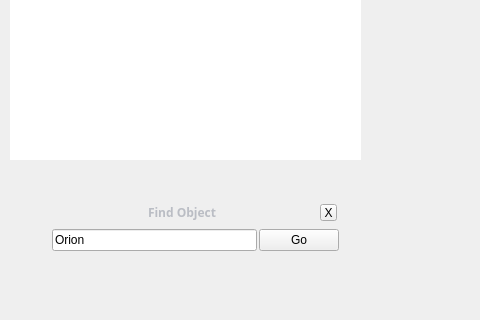
First picture: the form in src/gui/mainGui.ui, repository 519984307/stellarium_src, before the edit; both pictures show x 0 to 480 and y 280 to 600 of the 800 by 600 pixel window.
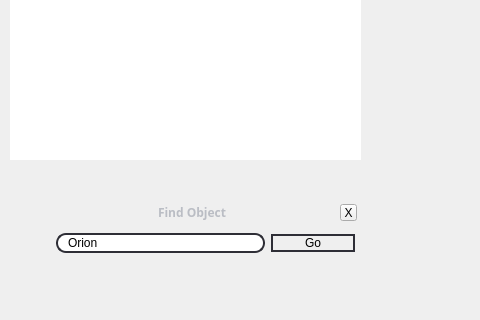
Second picture: the form after the edit. Icons and pictures are not drawn. Custom widgets are drawn as their Qt base class.

Commit message: Changed style to improve search widget.

```diff
--- a/src/gui/mainGui.ui
+++ b/src/gui/mainGui.ui
@@ -41,6 +41,27 @@
 QLabel {
 	background: None;
    font-weight: bold;
+}
+
+QLineEdit {
+     border: 1.5px solid #2e2e36;
+     border-radius: 10px;
+     padding: 0 8px;
+     background: white;
+     selection-background-color: darkgray;
+ }
+
+QPushButton {
+  border: 1.5px solid #2e2e36;
+  border-radius: 10px;
+  background-color: qlineargradient(x1: 0, y1: 0, x2: 0, y2: 1,
+   stop: 0 #f6f7fa, stop: 1 #dadbde);
+   min-width: 80px;
+}
+
+QPushButton:pressed {
+ background-color: qlineargradient(x1: 0, y1: 0, x2: 0, y2: 1,
+   stop: 0 #babbde, stop: 1 #d6d7fa);
 }</string>
   </property>
   <widget class="DialogFrame" name="HelpDialog" >
@@ -305,8 +326,8 @@
     <rect>
      <x>50</x>
      <y>480</y>
-     <width>291</width>
-     <height>55</height>
+     <width>311</width>
+     <height>61</height>
     </rect>
    </property>
    <property name="sizePolicy" >
@@ -318,7 +339,7 @@
    <property name="maximumSize" >
     <size>
      <width>16777215</width>
-     <height>55</height>
+     <height>16777215</height>
     </size>
    </property>
    <property name="mouseTracking" >
@@ -500,29 +521,92 @@
       </property>
       <layout class="QHBoxLayout" >
        <property name="spacing" >
-        <number>2</number>
+        <number>6</number>
        </property>
        <property name="leftMargin" >
-        <number>2</number>
+        <number>6</number>
        </property>
        <property name="topMargin" >
-        <number>2</number>
+        <number>6</number>
        </property>
        <property name="rightMargin" >
-        <number>2</number>
+        <number>6</number>
        </property>
        <property name="bottomMargin" >
-        <number>2</number>
+        <number>6</number>
        </property>
        <item>
         <widget class="QLineEdit" name="lineEditSearchSkyObject" >
          <property name="palette" >
           <palette>
-           <active/>
-           <inactive/>
-           <disabled/>
+           <active>
+            <colorrole role="Base" >
+             <brush brushstyle="SolidPattern" >
+              <color alpha="255" >
+               <red>255</red>
+               <green>255</green>
+               <blue>255</blue>
+              </color>
+             </brush>
+            </colorrole>
+            <colorrole role="Highlight" >
+             <brush brushstyle="SolidPattern" >
+              <color alpha="255" >
+               <red>169</red>
+               <green>169</green>
+               <blue>169</blue>
+              </color>
+             </brush>
+            </colorrole>
+           </active>
+           <inactive>
+            <colorrole role="Base" >
+             <brush brushstyle="SolidPattern" >
+              <color alpha="255" >
+               <red>255</red>
+               <green>255</green>
+               <blue>255</blue>
+              </color>
+             </brush>
+            </colorrole>
+            <colorrole role="Highlight" >
+             <brush brushstyle="SolidPattern" >
+              <color alpha="255" >
+               <red>169</red>
+               <green>169</green>
+               <blue>169</blue>
+              </color>
+             </brush>
+            </colorrole>
+           </inactive>
+           <disabled>
+            <colorrole role="Base" >
+             <brush brushstyle="SolidPattern" >
+              <color alpha="255" >
+               <red>255</red>
+               <green>255</green>
+               <blue>255</blue>
+              </color>
+             </brush>
+            </colorrole>
+            <colorrole role="Highlight" >
+             <brush brushstyle="SolidPattern" >
+              <color alpha="255" >
+               <red>169</red>
+               <green>169</green>
+               <blue>169</blue>
+              </color>
+             </brush>
+            </colorrole>
+           </disabled>
           </palette>
          </property>
+         <property name="font" >
+          <font/>
+         </property>
+         <property name="autoFillBackground" >
+          <bool>false</bool>
+         </property>
          <property name="text" >
           <string>Orion</string>
          </property>
@@ -534,7 +618,7 @@
           <string>Go</string>
          </property>
          <property name="checkable" >
-          <bool>true</bool>
+          <bool>false</bool>
          </property>
         </widget>
        </item>
```
